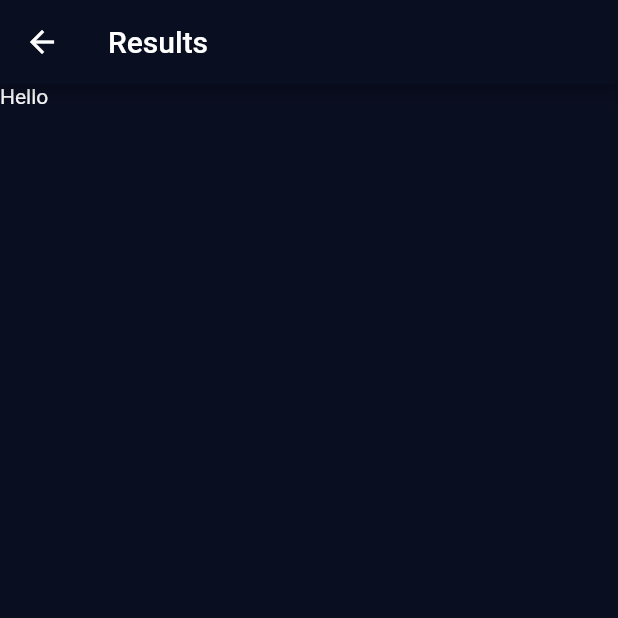
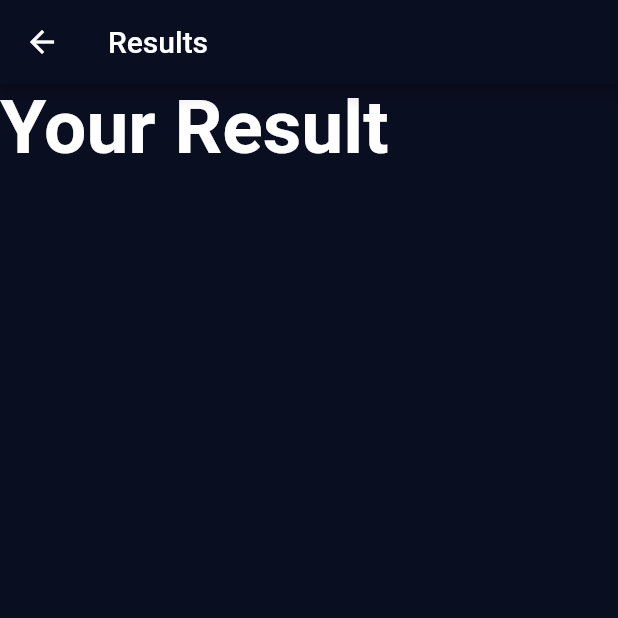
Before and after one commit to killerwilmer/appbrewery_flutter, a Flutter app: the ResultsPage screen opened by its route, on a phone screen of 412 x 824 dp, the top half of it. Run offline on Flutter 3.47's test engine with Material 2 defaults, Android fonts, the phone set to English and light mode, and no system bars; our stand-ins replace audioplayers, font_awesome_flutter, rflutter_alert.

Commit message:
Create text 'Your Result' and add style in constants

```diff
--- a/bmi-calculator-flutter/lib/constants.dart
+++ b/bmi-calculator-flutter/lib/constants.dart
@@ -14,3 +14,5 @@ const kLabelNumber = TextStyle(fontSize: 50.0, fontWeight: FontWeight.w900);
 
 const kLargeButtonTextStyle =
     TextStyle(fontSize: 25.0, fontWeight: FontWeight.bold);
+
+const kTitleTextStyle = TextStyle(fontSize: 50.0, fontWeight: FontWeight.bold);
--- a/bmi-calculator-flutter/lib/results_page.dart
+++ b/bmi-calculator-flutter/lib/results_page.dart
@@ -1,3 +1,4 @@
+import 'package:bmi_calculator/constants.dart';
 import 'package:flutter/material.dart';
 
 class ResultsPage extends StatelessWidget {
@@ -7,7 +8,19 @@ class ResultsPage extends StatelessWidget {
       appBar: AppBar(
         title: Text('Results'),
       ),
-      body: Text('Hello'),
+      body: Column(
+        mainAxisAlignment: MainAxisAlignment.spaceEvenly,
+        children: <Widget>[
+          Expanded(
+            child: Container(
+              child: Text(
+                'Your Result',
+                style: kTitleTextStyle,
+              ),
+            ),
+          ),
+        ],
+      ),
     );
   }
 }
```
